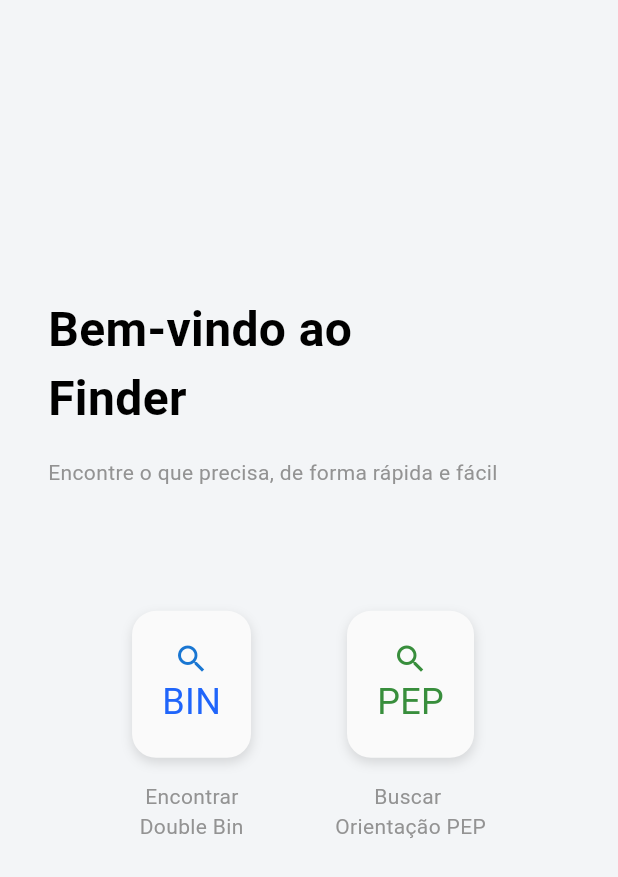
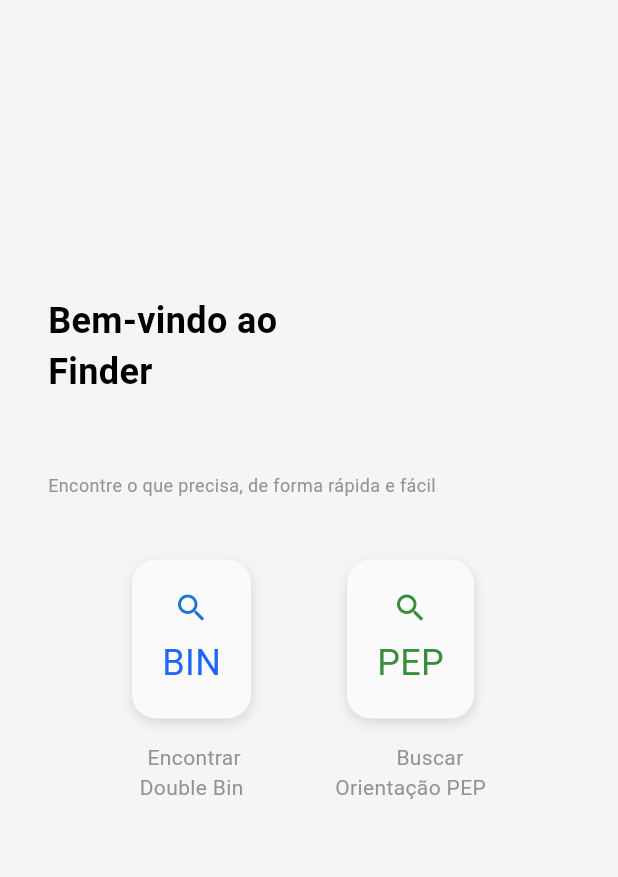
Before and after one commit to eliakimPaulino/finder_app, a Flutter app: the screen it shows after launch, on a phone screen of 412 x 824 dp. Shown: the top 877 px of the screen. Run offline on Flutter 3.47's test engine with Material 3 defaults, Android fonts, the phone set to English and light mode, and no system bars.

Commit message:
feat: Implement responsive design with ScreenUtils; enhance UI components for better layout and usability

```diff
--- /dev/null
+++ b/lib/core/utils/screen_utils.dart
@@ -0,0 +1,15 @@
+import 'package:flutter/material.dart';
+
+enum DeviceScreenType { mobile, tablet, desktop }
+
+class ScreenUtils {
+  static DeviceScreenType getDeviceType(BoxConstraints constraints) {
+    if (constraints.maxWidth >= 1200) {
+      return DeviceScreenType.desktop;
+    } else if (constraints.maxWidth >= 600) {
+      return DeviceScreenType.tablet;
+    } else {
+      return DeviceScreenType.mobile;
+    }
+  }
+}
--- a/lib/features/Components/presentation/pages/component_page.dart
+++ b/lib/features/Components/presentation/pages/component_page.dart
@@ -45,6 +45,9 @@ class _ComponentPageState extends State<ComponentPage> {
             }
 
             return SafeArea(
+              child: Center(
+                child: ConstrainedBox(
+                  constraints: const BoxConstraints(maxWidth: 600),
                   child: Column(
                     children: [
                       Row(
@@ -167,6 +170,8 @@ class _ComponentPageState extends State<ComponentPage> {
                       ),
                     ],
                   ),
+                ),
+              ),
             );
           },
         ),
--- a/lib/features/main_page/presentation/main_page_presentation.dart
+++ b/lib/features/main_page/presentation/main_page_presentation.dart
@@ -1,7 +1,8 @@
 import 'package:flutter/material.dart';
 
 import '../../../core/constants/colors.dart';
-import '../../../core/constants/sizes.dart';
+import '../../../core/utils/screen_utils.dart';
+import 'widgets/main_page_widgets.dart';
 
 class SelectOptionPage extends StatelessWidget {
   const SelectOptionPage({super.key});
@@ -9,123 +10,80 @@ class SelectOptionPage extends StatelessWidget {
   @override
   Widget build(BuildContext context) {
     return SafeArea(
-      child: Scaffold(
-        // appBar: AppBar(
-        //   title: const Text('Selecione uma opção'),
-        //   centerTitle: true,
-        // ),
-        body: Padding(
+      child: LayoutBuilder(
+        builder: (context, constraints) {
+          final screenType = ScreenUtils.getDeviceType(constraints);
+
+          // Valores adaptáveis
+          final double verticalSpacingTop =
+              screenType == DeviceScreenType.mobile
+              ? MediaQuery.of(context).size.height * 0.1
+              : MediaQuery.of(context).size.height * 0.2;
+
+          final double verticalSpacingMid =
+              screenType == DeviceScreenType.mobile
+              ? MediaQuery.of(context).size.height * 0.05
+              : MediaQuery.of(context).size.height * 0.1;
+
+          final double titleFontSize = screenType == DeviceScreenType.mobile
+              ? 24
+              : 32;
+          final double subtitleFontSize = screenType == DeviceScreenType.mobile
+              ? 12
+              : 14;
+          final double iconSize = screenType == DeviceScreenType.mobile
+              ? 24
+              : 32;
+
+          return Scaffold(
+            body: Center(
+              child: Padding(
                 padding: const EdgeInsets.all(32),
+                child: ConstrainedBox(
+                  constraints: const BoxConstraints(maxWidth: 600),
                   child: Column(
                     crossAxisAlignment: CrossAxisAlignment.start,
                     children: [
-              SizedBox(height: MediaQuery.of(context).size.height * 0.2),
-              const Text(
+                      SizedBox(
+                        height: MediaQuery.of(context).size.height * 0.2,
+                      ),
+                      Text(
                         'Bem-vindo ao\nFinder',
-                style: TextStyle(fontSize: 32, fontWeight: FontWeight.w600),
+                        style: TextStyle(
+                          fontSize: titleFontSize,
+                          fontWeight: FontWeight.w600,
                         ),
-              const SizedBox(height: 16),
-              const Text(
+                      ),
+                      SizedBox(height: 50),
+                      Text(
                         'Encontre o que precisa, de forma rápida e fácil',
                         style: TextStyle(
-                  fontSize: 14,
+                          fontSize: subtitleFontSize,
                           fontWeight: FontWeight.w400,
                           color: KColors.darkGrey,
                         ),
                       ),
-              SizedBox(height: MediaQuery.of(context).size.height * 0.10),
+                      SizedBox(height: verticalSpacingMid),
                       Row(
                         mainAxisAlignment: MainAxisAlignment.spaceEvenly,
                         children: [
-                  Column(
-                    children: [
-                      GestureDetector(
-                        onTap: () {
-                          Navigator.pushNamed(context, '/dtr-finder');
-                        },
-                        child: Container(
-                          padding: const EdgeInsets.all(20),
-                          margin: const EdgeInsets.only(bottom: 16),
-                          decoration: BoxDecoration(
-                            color: Colors.grey.shade50,
-                            borderRadius: BorderRadius.circular(16),
-                            boxShadow: [
-                              BoxShadow(
-                                color: Colors.black12,
-                                blurRadius: 6,
-                                offset: Offset(0, 3),
+                          buildOptionCard(
+                            context,
+                            title: 'BIN',
+                            description: ' Encontrar\nDouble Bin',
+                            route: '/dtr-finder',
+                            iconColor: Colors.blue.shade700,
+                            textColor: KColors.textInformationPrimaryLight,
+                            iconSize: iconSize,
                           ),
-                            ],
-                          ),
-                          child: Column(
-                            children: [
-                              Icon(Icons.search, color: Colors.blue.shade700),
-                              const SizedBox(width: 16),
-                              const Text(
-                                'BIN',
-                                style: TextStyle(
-                                  fontSize: KSizes.lg,
-                                  color: KColors.textInformationPrimaryLight,
-                                ),
-                              ),
-                            ],
-                          ),
-                        ),
-                      ),
-                      const Text(
-                        ' Encontrar\nDouble Bin',
-                        style: TextStyle(
-                          fontSize: 14,
-                          fontWeight: FontWeight.w400,
-                          color: KColors.darkGrey,
-                        ),
-                      ),
-                    ],
-                  ),
-                  Column(
-                    children: [
-                      GestureDetector(
-                        onTap: () {
-                          Navigator.pushNamed(context, '/pep-finder');
-                        },
-                        child: Container(
-                          padding: const EdgeInsets.all(20),
-                          margin: const EdgeInsets.only(bottom: 16),
-                          decoration: BoxDecoration(
-                            color: Colors.grey.shade50,
-                            borderRadius: BorderRadius.circular(16),
-                            boxShadow: [
-                              BoxShadow(
-                                color: Colors.black12,
-                                blurRadius: 6,
-                                offset: Offset(0, 3),
-                              ),
-                            ],
-                          ),
-                          child: Column(
-                            children: [
-                              Icon(Icons.search, color: Colors.green.shade700),
-                              const SizedBox(width: 16),
-                              Text(
-                                'PEP',
-                                style: TextStyle(
-                                  fontSize: KSizes.lg,
-                                  color: Colors.green.shade700,
-                                ),
-                              ),
-                            ],
-                          ),
-                        ),
-                      ),
-                      const Text(
-                        '       Buscar\nOrientação PEP',
-                        style: TextStyle(
-                          fontSize: 14,
-                          fontWeight: FontWeight.w400,
-                          color: KColors.darkGrey,
-                        ),
-                      ),
-                    ],
+                          buildOptionCard(
+                            context,
+                            title: 'PEP',
+                            description: '       Buscar\nOrientação PEP',
+                            route: '/pep-finder',
+                            iconColor: Colors.green.shade700,
+                            textColor: Colors.green.shade700,
+                            iconSize: iconSize,
                           ),
                         ],
                       ),
@@ -133,6 +91,10 @@ class SelectOptionPage extends StatelessWidget {
                   ),
                 ),
               ),
+            ),
+          );
+        },
+      ),
     );
   }
 }
--- /dev/null
+++ b/lib/features/main_page/presentation/widgets/main_page_widgets.dart
@@ -0,0 +1,56 @@
+import 'package:flutter/material.dart';
+
+import '../../../../core/constants/colors.dart';
+import '../../../../core/constants/sizes.dart';
+
+Widget buildOptionCard(
+  BuildContext context, {
+  required String title,
+  required String description,
+  required String route,
+  required Color iconColor,
+  required Color textColor,
+  required double iconSize,
+}) {
+  return Column(
+    children: [
+      GestureDetector(
+        onTap: () => Navigator.pushNamed(context, route),
+        child: Container(
+          padding: const EdgeInsets.all(20),
+          margin: const EdgeInsets.only(bottom: 16),
+          decoration: BoxDecoration(
+            color: Colors.grey.shade50,
+            borderRadius: BorderRadius.circular(16),
+            boxShadow: [
+              BoxShadow(
+                color: Colors.black12,
+                blurRadius: 6,
+                offset: Offset(0, 3),
+              ),
+            ],
+          ),
+          child: Column(
+            children: [
+              Icon(Icons.search, color: iconColor, size: iconSize),
+              const SizedBox(height: 8),
+              Text(
+                title,
+                style: TextStyle(fontSize: KSizes.lg, color: textColor),
+              ),
+            ],
+          ),
+        ),
+      ),
+      Text(
+        description,
+        textAlign: TextAlign.center,
+        style: const TextStyle(
+          fontSize: 14,
+          fontWeight: FontWeight.w400,
+          color: KColors.darkGrey,
+        ),
+      ),
+    ],
+  );
+}
--- a/lib/features/pep_components/presentation/pages/pep_component_detail_page.dart
+++ b/lib/features/pep_components/presentation/pages/pep_component_detail_page.dart
@@ -40,6 +40,9 @@ class PepComponentDetailPage extends StatelessWidget {
       body: SafeArea(
         child: SingleChildScrollView(
           padding: const EdgeInsets.all(16),
+          child: Center(
+            child: ConstrainedBox(
+              constraints: const BoxConstraints(maxWidth: 600),
               child: Column(
                 crossAxisAlignment: CrossAxisAlignment.start,
                 children: [
@@ -109,6 +112,8 @@ class PepComponentDetailPage extends StatelessWidget {
                   /// Tabela de dois blocos lado a lado
                   _buildToolingTable(context),
                 ],
+              ),
+            ),
           ),
         ),
       ),
--- a/lib/features/pep_components/presentation/pages/pep_component_page.dart
+++ b/lib/features/pep_components/presentation/pages/pep_component_page.dart
@@ -35,8 +35,11 @@ class _PepComponentPageState extends State<PepComponentPage> {
             }
 
             return SafeArea(
+              child: Center(
                 child: Padding(
                   padding: const EdgeInsets.all(12.0),
+                  child: ConstrainedBox(
+                    constraints: const BoxConstraints(maxWidth: 600),
                     child: Column(
                       crossAxisAlignment: CrossAxisAlignment.start,
                       spacing: 8.0,
@@ -185,6 +188,8 @@ class _PepComponentPageState extends State<PepComponentPage> {
                       ],
                     ),
                   ),
+                ),
+              ),
             );
           },
         ),
```
Lines whose indentation alone changed are shown as unchanged.
